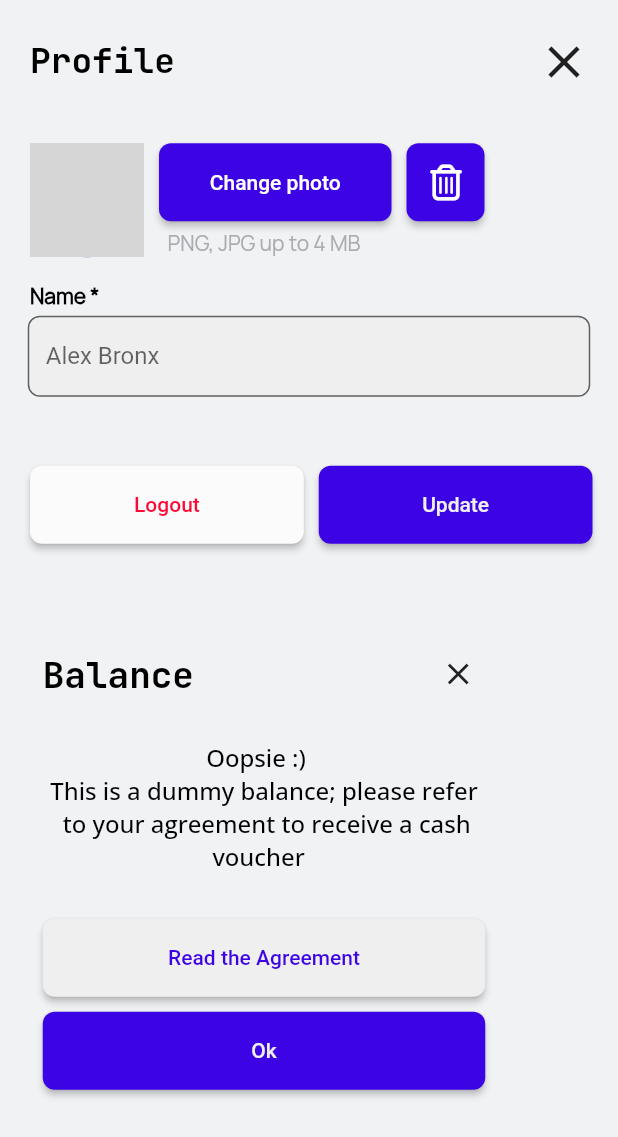
After one commit to SViRaS/contenter_app, a Flutter app: the ProfileScreen screen opened directly, on a phone screen of 412 x 824 dp. The commit adds this screen. Shown: the top 1137 px of the screen. Run offline on Flutter 3.47's test engine with Material 2 defaults, Android fonts, the phone set to English and light mode, and no system bars; our stand-ins replace flutter_svg, font_awesome_flutter; network calls fail; grey boxes are pictures that could not be loaded.

Commit message:
add profile screen & and route between them

```diff
--- a/lib/main.dart
+++ b/lib/main.dart
@@ -1,6 +1,7 @@
 import 'package:contenter_app/screens/auth_screen.dart';
 import 'package:contenter_app/screens/club2_screen.dart';
 import 'package:contenter_app/screens/club_screen.dart';
+import 'package:contenter_app/screens/profile_screen.dart';
 import 'package:contenter_app/screens/welcome_screen.dart';
 import 'package:flutter/material.dart';
 
--- a/lib/screens/auth_screen.dart
+++ b/lib/screens/auth_screen.dart
@@ -8,7 +8,7 @@ class AuthScreen extends StatelessWidget {
   @override
   Widget build(BuildContext context) {
     return Scaffold(
-        backgroundColor: const Color(0xFFF5F5F5),
+        backgroundColor: const Color(0xFFF0F2F4),
         body: Column(
           children: [
             const SizedBox(
--- /dev/null
+++ b/lib/screens/profile_screen.dart
@@ -0,0 +1,290 @@
+import 'package:contenter_app/screens/club_screen.dart';
+import 'package:flutter/material.dart';
+import 'package:flutter/src/widgets/container.dart';
+import 'package:flutter/src/widgets/framework.dart';
+import 'package:font_awesome_flutter/font_awesome_flutter.dart';
+
+class ProfileScreen extends StatelessWidget {
+  const ProfileScreen({super.key});
+
+  @override
+  Widget build(BuildContext context) {
+    return Scaffold(
+      backgroundColor: const Color(0xFFF0F2F4),
+      body: Column(
+        children: [
+          Row(
+            children: [
+              const Padding(
+                padding: EdgeInsets.only(top: 20.0, left: 20.0),
+                child: SizedBox(
+                  width: 283,
+                  height: 32,
+                  child: Text(
+                    'Profile',
+                    style: TextStyle(
+                        fontSize: 23,
+                        fontWeight: FontWeight.w700,
+                        fontFamily: 'JetBrainsMono-Bold',
+                        color: Color.fromRGBO(0, 0, 0, 1)),
+                  ),
+                ),
+              ),
+              const SizedBox(
+                width: 47,
+              ),
+              Padding(
+                padding: const EdgeInsets.only(top: 15.0),
+                child: IconButton(
+                    onPressed: () {
+                      Navigator.push(
+                          context,
+                          MaterialPageRoute(
+                              builder: (context) => const ClubScreen()));
+                    },
+                    icon: const Icon(
+                      Icons.clear,
+                      size: 36,
+                    )),
+              ),
+            ],
+          ),
+          const SizedBox(
+            height: 32.5,
+          ),
+          Row(
+            children: [
+              const Padding(
+                padding: EdgeInsets.only(left: 20.0),
+                child: CircleAvatar(
+                  radius: 38,
+                  backgroundImage: NetworkImage('https://s3-alpha-sig.figma.com/img/738e/6e77/a92971e6075b85d18be0de93205d90cb?Expires=1668384000&Signature=eouSFgda1zED50ptAd7f8Qql1Elx4kZYVBeJhtP8JoYEdAkYV7zJ9IdjpKZLdqNUs7kvjvxFc8rnQCMkno4s0gVatpRK8LGxe~gvH8-CP9XPFHUHGOo1ZKUJ3px6MJ3snfLvLyG9EpKcjRiDXVgHrtnermqhgmqxhffCoj23Y69~vbm8vY8f2mrvrs7t-~tSL8K-sq~QGcSfJDr2UiUHNcLnh-K3V3BS5wb-LzZ5KdB8E6liAgbao-f85C3Nh5DRflFVb-DuZMSqnIhvzSY6DycapVi3jRI9QcD98Y22ysNxmedXRqE2zUjFejE4tfzggiKR3TSaQBeMLFVwG5LPJw__&Key-Pair-Id=APKAINTVSUGEWH5XD5UA'),
+                ),
+              ),
+              const SizedBox(
+                width: 10,
+              ),
+              Column(
+                children: [
+                  SizedBox(
+                    height: 52,
+                    width: 155,
+                    child: ElevatedButton(
+                      style: ElevatedButton.styleFrom(
+                            backgroundColor:
+                                const Color.fromRGBO(60, 4, 228, 1),
+                            shape: const RoundedRectangleBorder(
+                                borderRadius:
+                                    BorderRadius.all(Radius.circular(8)))),
+                      onPressed: () {},
+                      child: const Text('Change photo'),
+                    ),
+                  ),
+                  const Padding(
+                    padding: EdgeInsets.only(top: 5.0, right: 15),
+                    child: Text(
+                      'PNG, JPG up to 4 MB',
+                      style: TextStyle(
+                          fontSize: 14,
+                          fontFamily: 'Manrope',
+                          fontWeight: FontWeight.w400,
+                          color: Color.fromRGBO(169, 172, 176, 1)),
+                    ),
+                  ),
+                ],
+              ),
+              Padding(
+                padding: const EdgeInsets.only(left: 10, bottom: 24.0),
+                child: SizedBox(
+                  width: 52,
+                  height: 52,
+                  child: ElevatedButton(
+                    style: ElevatedButton.styleFrom(
+                            backgroundColor:
+                                const Color.fromRGBO(60, 4, 228, 1),
+                            shape: const RoundedRectangleBorder(
+                                borderRadius:
+                                    BorderRadius.all(Radius.circular(8)))),
+                      onPressed: () {},
+                      child: const Icon(FontAwesomeIcons.trashCan)),
+                ),
+              ),
+            ],
+          ),
+          const SizedBox(
+            height: 16,
+          ),
+          Row(
+            children: [
+              const SizedBox(
+                width: 20,
+              ),
+              const Text('Name *', style: TextStyle(fontSize: 14, fontWeight: FontWeight.w600, fontFamily: 'Manrope', color: Color(0xFF000000)),),
+            ],
+          ),
+          const SizedBox(
+            height: 4,
+          ),
+          const SizedBox(
+            width: 375,
+            height: 54,
+            child: TextField(
+              decoration: InputDecoration(
+                  fillColor: Color.fromRGBO(239, 239, 239, 1),
+                  filled: true,
+                  border: OutlineInputBorder(
+                      borderRadius: BorderRadius.all(
+                    Radius.circular(8),
+                  )),
+                  label: Text('Alex Bronx')),
+            ),
+          ),
+          SizedBox(
+            height: 46,
+          ),
+          Row(
+            children: [
+              SizedBox(
+                width: 20,
+              ),
+              SizedBox(
+                width: 182.5,
+                height: 52,
+                child: ElevatedButton(
+                    onPressed: () {},
+                    style: ElevatedButton.styleFrom(
+                        backgroundColor: const Color.fromRGBO(251, 251, 251, 1),
+                        shape: const RoundedRectangleBorder(
+                            borderRadius:
+                                BorderRadius.all(Radius.circular(8)))),
+                    child: Center(
+                      child: Text(
+                        'Logout',
+                        style: TextStyle(color: Color.fromRGBO(253, 9, 53, 1)),
+                      ),
+                    )),
+              ),
+              SizedBox(
+                width: 10,
+              ),
+              SizedBox(
+                width: 182.5,
+                height: 52,
+                child: ElevatedButton(
+                    onPressed: () {},
+                    style: ElevatedButton.styleFrom(
+                        backgroundColor: const Color.fromRGBO(60, 4, 228, 1),
+                        shape: const RoundedRectangleBorder(
+                            borderRadius:
+                                BorderRadius.all(Radius.circular(8)))),
+                    child: Center(
+                      child: Text(
+                        'Update',
+                        style:
+                            TextStyle(color: Color.fromRGBO(239, 239, 239, 1)),
+                      ),
+                    )),
+              ),
+            ],
+          ),
+          SizedBox(
+            height: 72,
+          ),
+          Padding(
+            padding: const EdgeInsets.only(right: 60.0),
+            child: Container(
+              width: 335,
+              height: 332,
+              decoration: BoxDecoration(
+                color: Color.fromRGBO(240, 242, 244, 1),
+              ),
+              child: Column(
+                children: [
+                  Row(
+                    children: [
+                      SizedBox(
+                        width: 265,
+                        height: 30,
+                        child: Padding(
+                          padding: const EdgeInsets.only(left: 20.0),
+                          child: Text(
+                            'Balance',
+                            style: TextStyle(
+                                fontSize: 24,
+                                fontWeight: FontWeight.w700,
+                                fontFamily: 'JetBrainsMono-Bold',
+                                color: Color.fromRGBO(0, 0, 0, 1)),
+                          ),
+                        ),
+                      ),
+                      SizedBox(
+                        width: 20,
+                      ),
+                      Icon(Icons.clear),
+                    ],
+                  ),
+                  SizedBox(
+                    height: 30,
+                  ),
+                  Text(
+                    '                          Oopsie :) \n This is a dummy balance; please refer \n   to your agreement to receive a cash \n                           voucher',
+                    style: TextStyle(
+                        fontSize: 16,
+                        fontWeight: FontWeight.w400,
+                        color: Color(0xFF000000),
+                        fontFamily: 'OpenSans-Medium'),
+                  ),
+                  SizedBox(
+                    height: 30,
+                  ),
+                  SizedBox(
+                    width: 295,
+                    height: 52,
+                    child: ElevatedButton(
+                        onPressed: () {},
+                        style: ElevatedButton.styleFrom(
+                            backgroundColor:
+                                const Color.fromRGBO(239, 239, 239, 1),
+                            shape: const RoundedRectangleBorder(
+                                borderRadius:
+                                    BorderRadius.all(Radius.circular(8)))),
+                        child: Center(
+                          child: Text(
+                            'Read the Agreement',
+                            style: TextStyle(
+                              color: Color.fromRGBO(60, 4, 228, 1),
+                            ),
+                          ),
+                        )),
+                  ),
+                  SizedBox(
+                    height: 10,
+                  ),
+                  SizedBox(
+                    width: 295,
+                    height: 52,
+                    child: ElevatedButton(
+                        onPressed: () {},
+                        style: ElevatedButton.styleFrom(
+                            backgroundColor:
+                                const Color.fromRGBO(60, 4, 228, 1),
+                            shape: const RoundedRectangleBorder(
+                                borderRadius:
+                                    BorderRadius.all(Radius.circular(8)))),
+                        child: Center(
+                          child: Text(
+                            'Ok',
+                            style: TextStyle(
+                                color: Color.fromRGBO(239, 239, 239, 1)),
+                          ),
+                        )),
+                  ),
+                ],
+              ),
+            ),
+          )
+        ],
+      ),
+    );
+  }
+}
--- a/lib/screens/welcome_screen.dart
+++ b/lib/screens/welcome_screen.dart
@@ -11,6 +11,7 @@ class WelcomeScreen extends StatelessWidget {
   @override
   Widget build(BuildContext context) {
     return Scaffold(
+      backgroundColor: const Color(0xFFF0F2F4),
       body: Column(
         children: [
           const SizedBox(
```
Also changed, not shown: lib/screens/club2_screen.dart (+68 -46 lines), lib/screens/club_screen.dart (+8 -1 lines).
